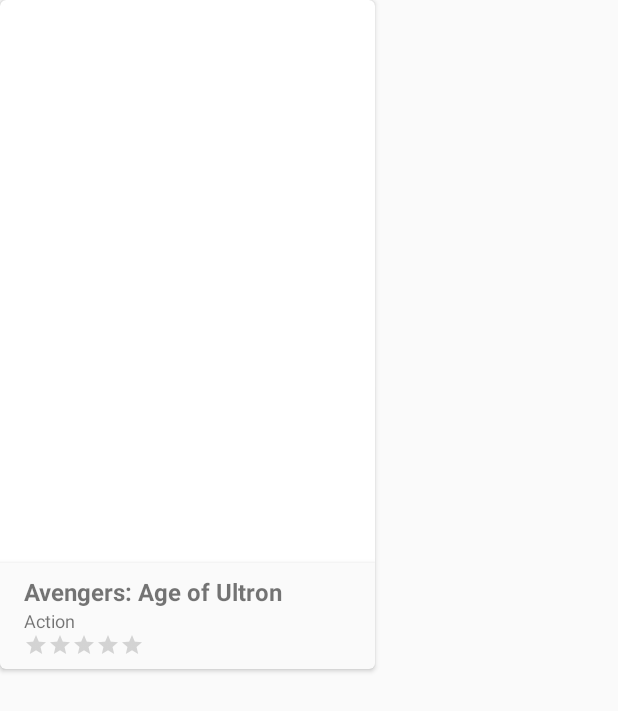
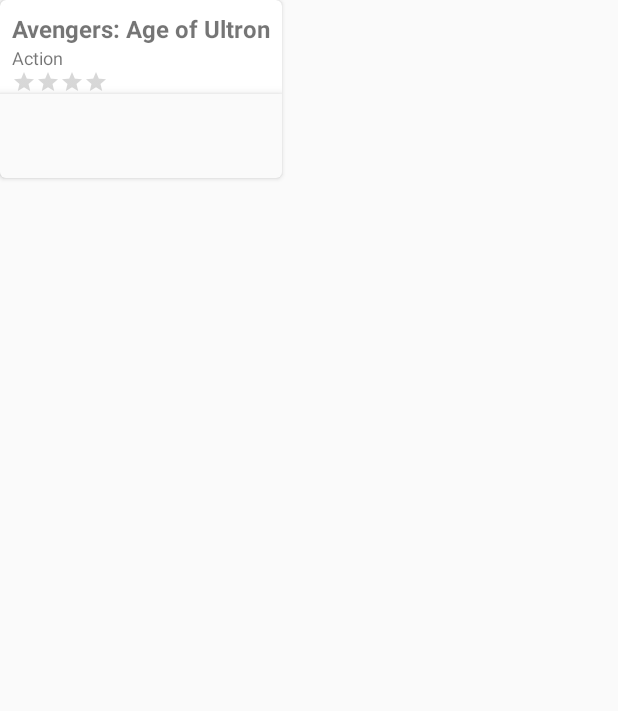
Before and after one commit to ryandegruyter/p2, an Android app: the layout tmdb_movie_grid_list_item.xml on its own in the app's theme, with its tools: preview values and no code run, on a phone screen of 412 x 824 dp. Shown: the top 711 px of the screen. Run offline under Robolectric (Android 15) with nearby library versions, the phone set to English and light mode, and no system bars.

Commit message:
fixed grid item layout

```diff
--- a/app/src/main/java/be/ryan/popularmovies/tmdb/TmdbWebServiceContract.java
+++ b/app/src/main/java/be/ryan/popularmovies/tmdb/TmdbWebServiceContract.java
@@ -20,7 +20,7 @@ public class TmdbWebServiceContract {
     public static String IMG_SIZE_154 = "w154";
     public static String IMG_SIZE_185 = "w185";
     public static String IMG_SIZE_342 = "w342";
-    public static String BASE_POSTER_IMG_URL = BASE_IMG_URL + IMG_SIZE_185;
+    public static String BASE_POSTER_IMG_URL = BASE_IMG_URL + IMG_SIZE_342;
 
     public static String SECURE_BASE_URL = "https://image.tmdb.org/t/p/";
 }
--- a/app/src/main/java/be/ryan/popularmovies/ui/fragment/DetailMovieFragment.java
+++ b/app/src/main/java/be/ryan/popularmovies/ui/fragment/DetailMovieFragment.java
@@ -89,11 +89,7 @@ public class DetailMovieFragment extends android.support.v4.app.Fragment {
         mTitleView.setText(mMovie.getTitle());
 
         mReleaseDateView = (TextView) view.findViewById(R.id.release_date);
-        try {
-            mReleaseDateView.setText(Utility.convertToMovieDate(mMovie.getReleaseDate()));
-        } catch (ParseException e) {
-            mReleaseDateView.setText(mMovie.getReleaseDate());
-        }
+        mReleaseDateView.setText(Utility.convertToMovieDate(mMovie.getReleaseDate()));
 
         mVoteAverageView = (RatingBar) view.findViewById(R.id.vote_average);
         mVoteAverageView.setRating((float) mMovie.getVoteAverage());
--- a/app/src/main/java/be/ryan/popularmovies/ui/fragment/ListMovieFragment.java
+++ b/app/src/main/java/be/ryan/popularmovies/ui/fragment/ListMovieFragment.java
@@ -63,7 +63,7 @@ public class ListMovieFragment extends Fragment implements LoaderManager.LoaderC
         View view = inflater.inflate(R.layout.fragment_movie_list, container, false);
         mMovieListRecyclerView = (RecyclerView) view.findViewById(R.id.popular_movies_recycler_view);
         mMovieListRecyclerView.setHasFixedSize(true);
-        mPopularMoviesLayoutManager = new GridLayoutManager(getActivity(),3);
+        mPopularMoviesLayoutManager = new GridLayoutManager(getActivity(),2);
         mMovieListRecyclerView.setLayoutManager(mPopularMoviesLayoutManager);
         mMovieListRecyclerView.setAdapter(new MoviesCursorAdapter(getContext()));
         return view;
--- a/app/src/main/res/layout/fragment_movie_list.xml
+++ b/app/src/main/res/layout/fragment_movie_list.xml
@@ -1,5 +1,6 @@
 <android.support.v7.widget.RecyclerView xmlns:android="http://schemas.android.com/apk/res/android"
     android:id="@+id/popular_movies_recycler_view"
+    android:padding="@dimen/grid_list_padding_8"
     android:layout_width="match_parent"
     android:layout_height="match_parent"
     android:scrollbars="vertical" />
--- a/app/src/main/res/layout/tmdb_movie_grid_list_item.xml
+++ b/app/src/main/res/layout/tmdb_movie_grid_list_item.xml
@@ -8,28 +8,20 @@
     card_view:cardCornerRadius="4dp">
 
     <LinearLayout
-        android:layout_width="match_parent"
-        android:layout_height="match_parent"
+        android:layout_width="wrap_content"
+        android:layout_height="wrap_content"
         android:orientation="vertical">
 
         <ImageView xmlns:android="http://schemas.android.com/apk/res/android"
             android:id="@+id/poster"
-            android:layout_width="250dp"
-            android:layout_height="375dp"
-            android:padding="@dimen/grid_list_padding_4" />
-
-        <android.support.v7.widget.Toolbar xmlns:android="http://schemas.android.com/apk/res/android"
-            android:id="@+id/media_toolbar"
-            android:background="?android:colorBackground"
-            android:layout_width="match_parent"
-            android:layout_height="wrap_content"
-            android:elevation="4dp">
-
-            <RelativeLayout
+            android:scaleType="fitCenter"
+            android:adjustViewBounds="true"
             android:layout_width="wrap_content"
-                android:layout_height="wrap_content">
+            android:layout_height="wrap_content" />
 
             <TextView
+                android:paddingLeft="@dimen/text_padding_toolbar"
+                android:paddingRight="@dimen/text_padding_toolbar"
                 android:paddingTop="@dimen/text_padding_toolbar"
                 android:id="@+id/toolbar_movie_title"
                 android:textStyle="bold"
@@ -40,25 +32,32 @@
                 tools:text="Avengers: Age of Ultron" />
 
             <TextView
+                android:paddingLeft="@dimen/text_padding_toolbar"
+                android:paddingRight="@dimen/text_padding_toolbar"
                 android:id="@+id/toolbar_movie_release_date"
                 android:textSize="@dimen/secondary_font_size_list"
                 android:layout_width="wrap_content"
                 android:layout_height="wrap_content"
-                    android:layout_below="@id/toolbar_movie_title"
                 android:singleLine="true"
                 tools:text="Action" />
 
             <RatingBar
+                android:paddingLeft="@dimen/text_padding_toolbar"
+                android:paddingRight="@dimen/text_padding_toolbar"
                 android:id="@+id/toolbar_vote_average"
                 style="?android:attr/ratingBarStyleSmall"
                 android:layout_width="wrap_content"
                 android:layout_height="wrap_content"
-                    android:layout_below="@id/toolbar_movie_release_date"
                 android:isIndicator="true"
                 android:numStars="5"
-                    android:stepSize="0.01"
-                    android:paddingBottom="@dimen/text_padding_toolbar"/>
-            </RelativeLayout>
+                android:stepSize="0.01" />
+
+        <android.support.v7.widget.Toolbar
+            android:id="@+id/media_toolbar"
+            android:background="?android:colorBackground"
+            android:layout_width="match_parent"
+            android:layout_height="wrap_content"
+            android:elevation="4dp">
         </android.support.v7.widget.Toolbar>
     </LinearLayout>
 </android.support.v7.widget.CardView>
--- a/app/src/main/res/menu/menu_media_toolbar.xml
+++ b/app/src/main/res/menu/menu_media_toolbar.xml
@@ -11,6 +11,6 @@
         android:id="@+id/menu_item_favorite"
         android:title="@string/title_favorites"
         android:checkable="true"
-        android:icon="@android:drawable/star_off"
+        android:icon="@android:drawable/star_big_off"
         app:showAsAction="ifRoom"/>
 </menu>
--- a/app/src/main/res/values/dimens.xml
+++ b/app/src/main/res/values/dimens.xml
@@ -8,6 +8,7 @@
     <dimen name="primary_font_size_list">16sp</dimen>
     <dimen name="secondary_font_size_list">12sp</dimen>
     <dimen name="grid_list_padding_4">4dp</dimen>
+    <dimen name="grid_list_padding_8">8dp</dimen>
     <dimen name="grid_list_padding_1">1dp</dimen>
 
     <dimen name="movie_detail_backdrop_height">216dp</dimen>
```
Also changed, not shown: app/src/main/java/be/ryan/popularmovies/ui/adapter/MovieHolder.java (+7 -3 lines), app/src/main/java/be/ryan/popularmovies/ui/util/Utility.java (+11 -5 lines). Lines whose indentation alone changed are shown as unchanged.
